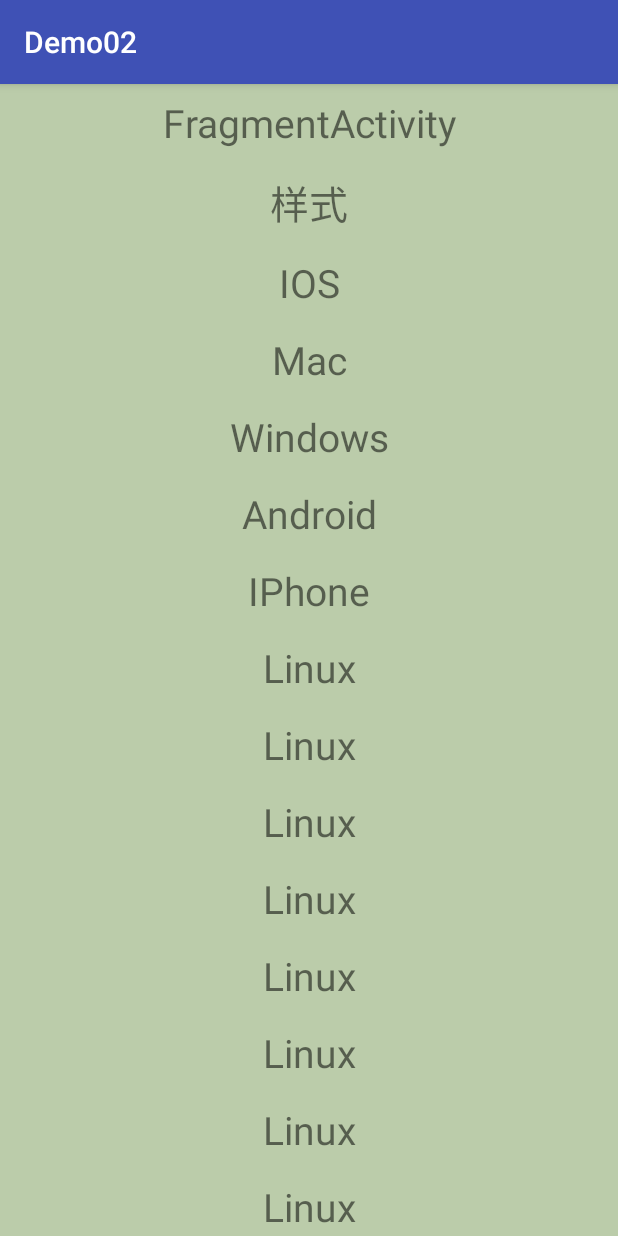
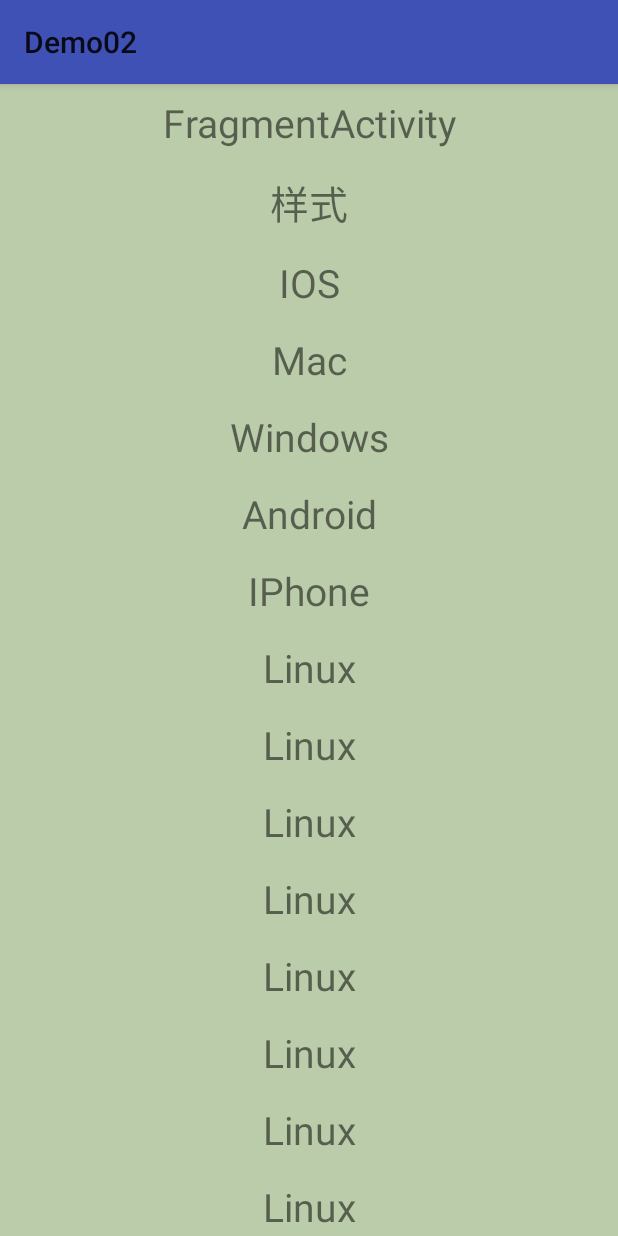
Before and after one commit to xiaomu1095/Demo02, an Android app: the screen it shows after launch (MainActivity), on a phone screen of 412 x 824 dp. Run offline under Robolectric (Android 15) with nearby library versions, the phone set to English and light mode, and no system bars.

Commit message:
Android  animator

```diff
--- a/app/src/main/res/values/styles.xml
+++ b/app/src/main/res/values/styles.xml
@@ -1,7 +1,7 @@
 <resources>
 
     <!-- Base application theme. -->
-    <style name="AppTheme" parent="Theme.AppCompat.Light.DarkActionBar">
+    <style name="AppTheme" parent="Theme.AppCompat.Light">
         <!-- Customize your theme here. -->
         <item name="colorPrimary">@color/colorPrimary</item>
         <item name="colorPrimaryDark">@color/colorPrimaryDark</item>
```
Also changed, not shown: 1 other file.
